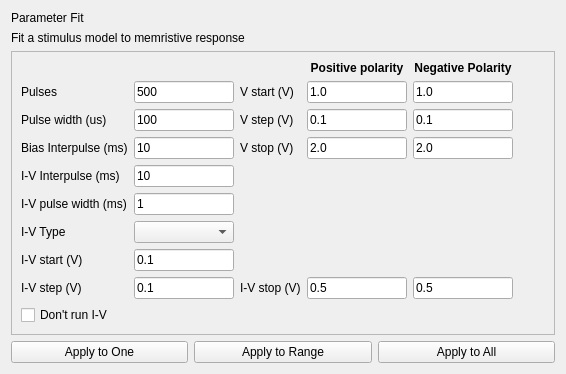
The window that uis/pf.ui (arc-instruments/arc1_pyqt) describes before a commit, drawn with Qt 5.
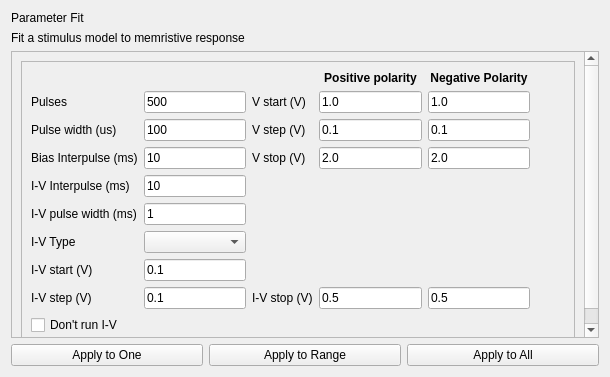
The same window after the commit.

Commit message: Update the PF UI to use scroll area

Patch:
```diff
--- a/uis/pf.ui
+++ b/uis/pf.ui
@@ -6,8 +6,8 @@
    <rect>
     <x>0</x>
     <y>0</y>
-    <width>566</width>
-    <height>357</height>
+    <width>610</width>
+    <height>377</height>
    </rect>
   </property>
   <property name="windowTitle">
@@ -57,6 +57,24 @@
     </layout>
    </item>
    <item row="2" column="0" colspan="3">
+    <widget class="QScrollArea" name="scrollArea">
+     <property name="horizontalScrollBarPolicy">
+      <enum>Qt::ScrollBarAlwaysOff</enum>
+     </property>
+     <property name="widgetResizable">
+      <bool>true</bool>
+     </property>
+     <widget class="QWidget" name="scrollAreaWidgetContents">
+      <property name="geometry">
+       <rect>
+        <x>0</x>
+        <y>0</y>
+        <width>590</width>
+        <height>288</height>
+       </rect>
+      </property>
+      <layout class="QVBoxLayout" name="verticalLayout">
+       <item>
     <widget class="QFrame" name="frame">
      <property name="sizePolicy">
       <sizepolicy hsizetype="Preferred" vsizetype="MinimumExpanding">
@@ -419,6 +437,10 @@
        </spacer>
       </item>
      </layout>
+        </widget>
+       </item>
+      </layout>
+     </widget>
     </widget>
    </item>
   </layout>
```
Left out of the diff: 28 changed lines with no effect on the pictures. Lines whose indentation alone changed are shown as unchanged.
